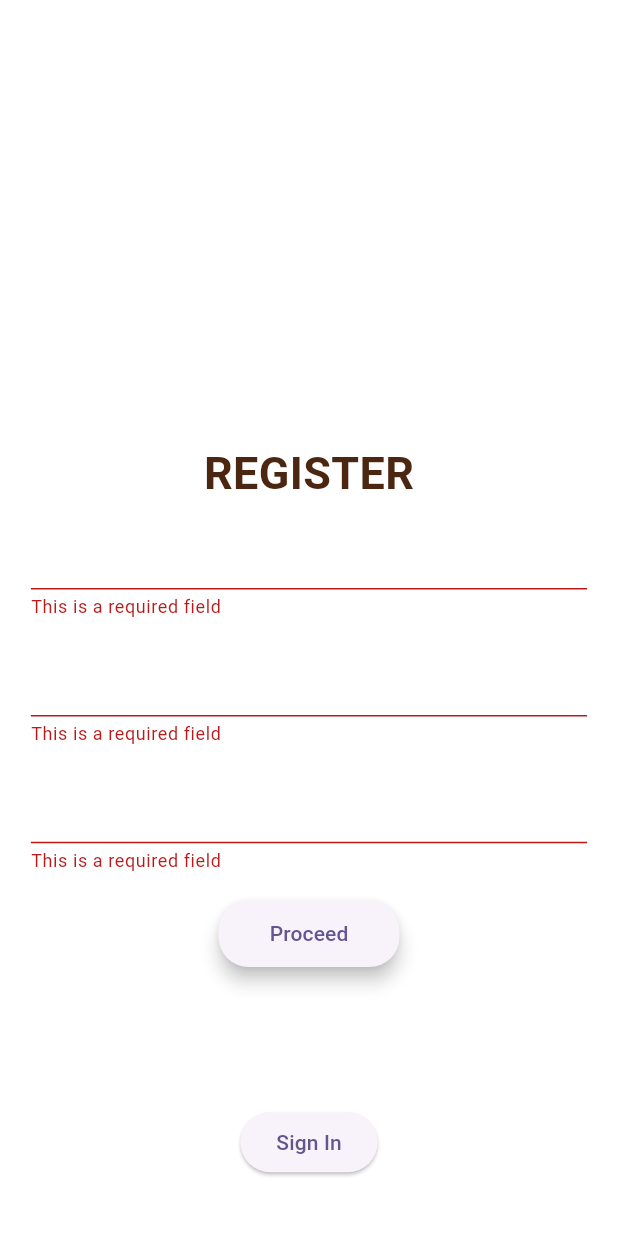
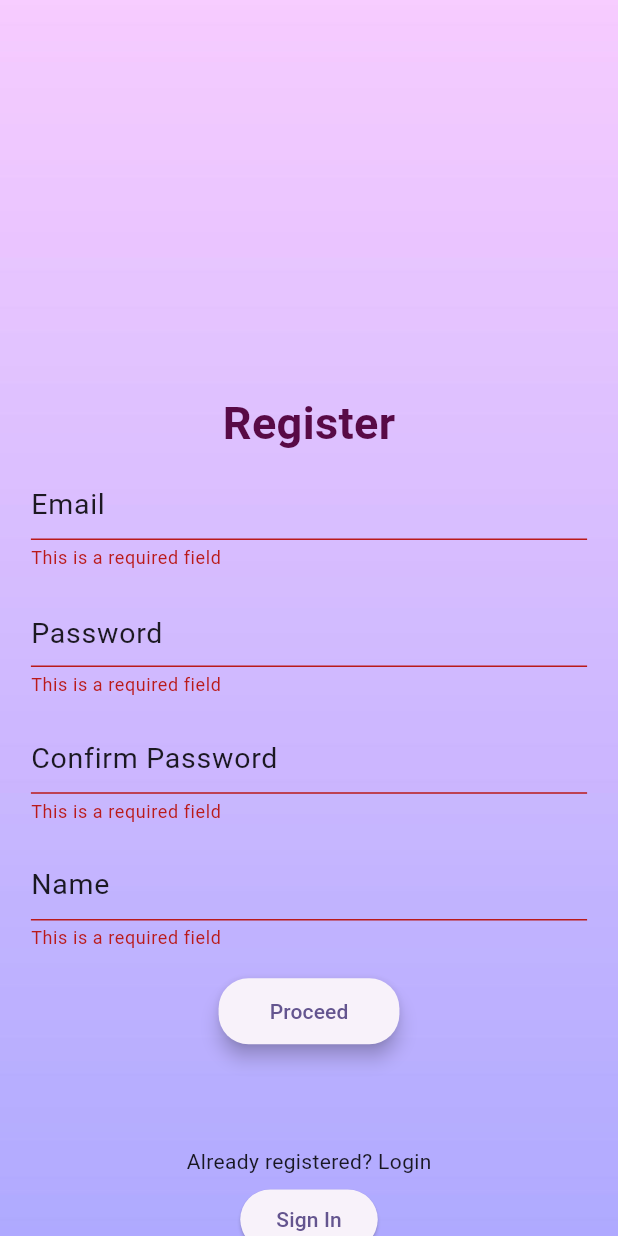
Before and after one commit to aashish2604/meesho_dice, a Flutter app: the screen it shows after launch, after a tap on "Login", after a tap on "Create new Account", after a tap on "Proceed", on a phone screen of 412 x 824 dp. Run offline on Flutter 3.47's test engine with Material 3 defaults, Android fonts, the phone set to English and light mode, and no system bars; our stand-ins replace cached_network_image, carousel_slider, cloud_firestore, file_picker, firebase_auth, firebase_core and 2 more; missing offline and left inert: ar_flutter_plugin, dialog_flowtter, flutter_3d_controller, flutter_timer_countdown; accounts and stored records are empty; Roboto replaces fonts that are missing (DancingScript); project files that could hold a hidden picture were left out.

```diff
--- a/lib/screens/authenticate/login.dart
+++ b/lib/screens/authenticate/login.dart
@@ -1,5 +1,6 @@
 import 'package:flutter/material.dart';
 import 'package:meesho_dice/services/auth_service.dart';
+import 'package:meesho_dice/services/theme.dart';
 
 class Login extends StatefulWidget {
   final Function toggleView;
@@ -28,7 +29,10 @@ class _LoginState extends State<Login> {
     double height = MediaQuery.of(context).size.height;
 
     return Container(
-      // decoration: BoxDecoration(image: DecorationImage(image: AssetImage('assets/images/auth.jpg'),fit: BoxFit.fill)),
+      decoration: BoxDecoration(
+          image: DecorationImage(
+              image: AssetImage('assets/images/auth_background.jpg'),
+              fit: BoxFit.fill)),
       child: Scaffold(
         backgroundColor: Colors.transparent,
         body: SingleChildScrollView(
@@ -45,25 +49,25 @@ class _LoginState extends State<Login> {
                       child: Column(
                         children: [
                           Text(
-                            'LOGIN',
+                            'Login',
                             style: TextStyle(
                                 fontWeight: FontWeight.bold,
                                 fontFamily: "DancingScript",
                                 fontSize: 30,
-                                color: Color(0xFF4B2711)),
+                                color: kMeeshoPurple),
                           ),
                           SizedBox(height: height * 0.01),
                           TextFormField(
                             validator: (val) =>
                                 val!.isEmpty ? 'Enter email' : null,
-                            cursorColor: Colors.white,
-                            style: TextStyle(color: Colors.white, fontSize: 19),
+                            cursorColor: Colors.black,
+                            style: TextStyle(color: Colors.black, fontSize: 19),
                             decoration: InputDecoration(
                                 focusedBorder: UnderlineInputBorder(
                                     borderSide: BorderSide(
-                                        color: Colors.white, width: 2)),
+                                        color: Colors.black, width: 2)),
                                 hintStyle: TextStyle(
-                                    fontSize: 19, color: Colors.white70),
+                                    fontSize: 19, color: Colors.black87),
                                 hintText: 'Email'),
                             onChanged: (val) {
                               setState(() {
@@ -73,17 +77,17 @@ class _LoginState extends State<Login> {
                           ),
                           SizedBox(height: 20),
                           TextFormField(
-                            cursorColor: Colors.white,
-                            style: TextStyle(color: Colors.white, fontSize: 19),
+                            cursorColor: Colors.black,
+                            style: TextStyle(color: Colors.black, fontSize: 19),
                             obscureText: _isHidden,
                             validator: (val) =>
                                 val!.isEmpty ? 'Enter Password' : null,
                             decoration: InputDecoration(
                               focusedBorder: UnderlineInputBorder(
                                   borderSide: BorderSide(
-                                      color: Colors.white, width: 2)),
-                              hintStyle: TextStyle(
-                                  fontSize: 19, color: Colors.white70),
+                                      color: Colors.black, width: 2)),
+                              hintStyle:
+                                  TextStyle(fontSize: 19, color: Colors.black),
                               hintText: 'Password',
                               suffix: InkWell(
                                 onTap: _togglePasswordView,
@@ -91,7 +95,7 @@ class _LoginState extends State<Login> {
                                   _isHidden
                                       ? Icons.visibility
                                       : Icons.visibility_off,
-                                  color: Colors.grey,
+                                  color: Colors.black87,
                                 ),
                               ),
                             ),
@@ -192,7 +196,7 @@ class _LoginState extends State<Login> {
                           SizedBox(height: height * 0.08),
                           Text(
                             'New User? Register',
-                            style: TextStyle(color: Colors.white70),
+                            style: TextStyle(color: Colors.black54),
                           ),
                           SizedBox(height: 5),
                           ElevatedButton(
--- a/lib/screens/authenticate/register.dart
+++ b/lib/screens/authenticate/register.dart
@@ -1,4 +1,6 @@
 import 'package:flutter/material.dart';
+import 'package:meesho_dice/services/auth_service.dart';
+import 'package:meesho_dice/services/theme.dart';
 import 'package:meesho_dice/widgets/loading.dart';
 
 class Register extends StatefulWidget {
@@ -14,6 +16,7 @@ class _RegisterState extends State<Register> {
   String? _email;
   String? _password;
   String? _confirmPassword;
+  String? _username;
   bool loading = false;
   bool _isHidden = true;
   String errorMessage = '';
@@ -47,7 +50,10 @@ class _RegisterState extends State<Register> {
     return loading
         ? LoadingWidget()
         : Container(
-            // decoration: BoxDecoration(image: DecorationImage(image: AssetImage('assets/images/auth.jpg'),fit: BoxFit.fill)),
+            decoration: BoxDecoration(
+                image: DecorationImage(
+                    image: AssetImage('assets/images/auth_background.jpg'),
+                    fit: BoxFit.fill)),
             child: Scaffold(
               backgroundColor: Colors.transparent,
               body: SingleChildScrollView(
@@ -58,12 +64,12 @@ class _RegisterState extends State<Register> {
                       key: _formKey,
                       child: Column(
                         children: [
-                          SizedBox(height: height * 0.32),
+                          SizedBox(height: height * 0.28),
                           Text(
-                            'REGISTER',
+                            'Register',
                             style: TextStyle(
                                 fontSize: 30,
-                                color: Color(0xFF4B2711),
+                                color: kMeeshoPurple,
                                 fontFamily: "DancingScript",
                                 fontWeight: FontWeight.bold),
                           ),
@@ -72,14 +78,14 @@ class _RegisterState extends State<Register> {
                             validator: (val) => val!.isEmpty
                                 ? 'This is a required field'
                                 : null,
-                            cursorColor: Colors.white,
-                            style: TextStyle(color: Colors.white, fontSize: 19),
+                            cursorColor: Colors.black,
+                            style: TextStyle(color: Colors.black, fontSize: 19),
                             decoration: InputDecoration(
                                 focusedBorder: UnderlineInputBorder(
                                     borderSide: BorderSide(
-                                        color: Colors.white, width: 2)),
+                                        color: Colors.black, width: 2)),
                                 hintStyle: TextStyle(
-                                    fontSize: 19, color: Colors.white60),
+                                    fontSize: 19, color: Colors.black87),
                                 hintText: 'Email'),
                             onChanged: (val) {
                               setState(() {
@@ -92,15 +98,15 @@ class _RegisterState extends State<Register> {
                             validator: (val) => val!.isEmpty
                                 ? 'This is a required field'
                                 : null,
-                            cursorColor: Colors.white,
-                            style: TextStyle(color: Colors.white, fontSize: 19),
+                            cursorColor: Colors.black,
+                            style: TextStyle(color: Colors.black, fontSize: 19),
                             obscureText: _isHidden,
                             decoration: InputDecoration(
                               focusedBorder: UnderlineInputBorder(
                                   borderSide: BorderSide(
-                                      color: Colors.white, width: 2)),
+                                      color: Colors.black, width: 2)),
                               hintStyle: TextStyle(
-                                  fontSize: 19, color: Colors.white70),
+                                  fontSize: 19, color: Colors.black87),
                               hintText: 'Password',
                               suffix: InkWell(
                                 onTap: _togglePasswordView,
@@ -108,7 +114,7 @@ class _RegisterState extends State<Register> {
                                   _isHidden
                                       ? Icons.visibility
                                       : Icons.visibility_off,
-                                  color: Colors.grey,
+                                  color: Colors.black87,
                                 ),
                               ),
                             ),
@@ -123,18 +129,38 @@ class _RegisterState extends State<Register> {
                             validator: (val) => val!.isEmpty
                                 ? 'This is a required field'
                                 : null,
-                            cursorColor: Colors.white,
-                            style: TextStyle(color: Colors.white, fontSize: 19),
+                            cursorColor: Colors.black,
+                            style: TextStyle(color: Colors.black, fontSize: 19),
                             decoration: InputDecoration(
                                 focusedBorder: UnderlineInputBorder(
                                     borderSide: BorderSide(
-                                        color: Colors.white, width: 2)),
+                                        color: Colors.black, width: 2)),
                                 hintStyle: TextStyle(
-                                    fontSize: 19, color: Colors.white60),
+                                    fontSize: 19, color: Colors.black87),
                                 hintText: 'Confirm Password'),
                             onChanged: (val) {
                               setState(() {
                                 _confirmPassword = val;
+                              });
+                            },
+                          ),
+                          SizedBox(height: height * 0.02),
+                          TextFormField(
+                            validator: (val) => val!.isEmpty
+                                ? 'This is a required field'
+                                : null,
+                            cursorColor: Colors.black,
+                            style: TextStyle(color: Colors.black, fontSize: 19),
+                            decoration: InputDecoration(
+                                focusedBorder: UnderlineInputBorder(
+                                    borderSide: BorderSide(
+                                        color: Colors.black, width: 2)),
+                                hintStyle: TextStyle(
+                                    fontSize: 19, color: Colors.black87),
+                                hintText: 'Name'),
+                            onChanged: (val) {
+                              setState(() {
+                                _username = val;
                               });
                             },
                           ),
@@ -147,6 +173,9 @@ class _RegisterState extends State<Register> {
                               onPressed: () async {
                                 if (_formKey.currentState!.validate()) {
                                   if (_password == _confirmPassword) {
+                                    await AuthService()
+                                        .registerWithEmailAndPassword(
+                                            _email!, _password!, _username!);
                                   } else {
                                     setState(() {
                                       errorMessage =
@@ -229,7 +258,7 @@ class _RegisterState extends State<Register> {
                           // ),
                           SizedBox(height: height * 0.07),
                           Text('Already registered? Login',
-                              style: TextStyle(color: Colors.white70)),
+                              style: TextStyle(color: Colors.black87)),
                           SizedBox(height: 5),
                           ElevatedButton(
                               onPressed: () {
--- a/lib/screens/home_page.dart
+++ b/lib/screens/home_page.dart
@@ -79,6 +79,7 @@ class _HomePageState extends State<HomePage> {
             // backgroundColor: Colors.white,
             scrolledUnderElevation: 0,
             title: HomeAppbarLeading(
+                userImage: userDetails == null ? "" : userDetails!["image"],
                 userName: userDetails == null ? "" : userDetails!["username"]),
             actions: HomeAppbarTrailing().getAppBarActions(context),
             bottom: _selectedIndex == 0
@@ -117,7 +118,7 @@ class _HomePageState extends State<HomePage> {
           onTap: _onItemTapped,
         ),
         floatingActionButton: ChatBotFab(
-          initMessage: "Welcome to home screen",
+          initMessage: null,
           containerLifeInSeconds: 5,
         ));
   }
--- a/lib/screens/home_tabs/account.dart
+++ b/lib/screens/home_tabs/account.dart
@@ -1,4 +1,6 @@
 import 'package:flutter/material.dart';
+import 'package:meesho_dice/repository/firebase.dart';
+import 'package:meesho_dice/services/auth_service.dart';
 
 class AccountTab extends StatelessWidget {
   const AccountTab({super.key});
@@ -8,7 +10,9 @@ class AccountTab extends StatelessWidget {
     return Scaffold(
       body: Center(
         child: TextButton(
-          onPressed: () {},
+          onPressed: () async {
+            await AuthService().signOut();
+          },
           child: Text(
             "logout",
             style: TextStyle(color: Colors.white),
--- a/lib/screens/home_tabs/order_tab.dart
+++ b/lib/screens/home_tabs/order_tab.dart
@@ -31,6 +31,7 @@ class OrderTab extends StatelessWidget {
             if (snapshot.hasData) {
               final docs = snapshot.data!.docs;
               return Container(
+                  height: MediaQuery.of(context).size.height,
                   decoration: BoxDecoration(
                       border: Border.symmetric(
                           horizontal:
--- a/lib/screens/product_details.dart
+++ b/lib/screens/product_details.dart
@@ -634,7 +634,7 @@ class DetailsBox extends StatelessWidget {
       if (value is int) {
         value = value.toString();
       }
-      response.add(getKeyValueWidget(key, value, context));
+      response.add(getKeyValueWidget(key, value.toString(), context));
     });
     return response;
   }
--- a/lib/screens/social/games.dart
+++ b/lib/screens/social/games.dart
@@ -50,9 +50,9 @@ class _GamesScreenState extends State<GamesScreen> {
             Center(
               child: CircleAvatar(
                 radius: 80,
-                child: userDetails == null
+                backgroundImage: userDetails == null
                     ? null
-                    : CachedNetworkImage(imageUrl: userDetails!["image"]),
+                    : CachedNetworkImageProvider(userDetails!["image"]),
               ),
             ),
             const SizedBox(
```
Also changed, not shown: lib/services/auth_service.dart (+11 -1 lines), lib/widgets/chatbot/chatbot_fab.dart (+7 -5 lines), lib/widgets/home_appbar.dart (+5 -4 lines), assets/images/auth_background.jpg (added).
